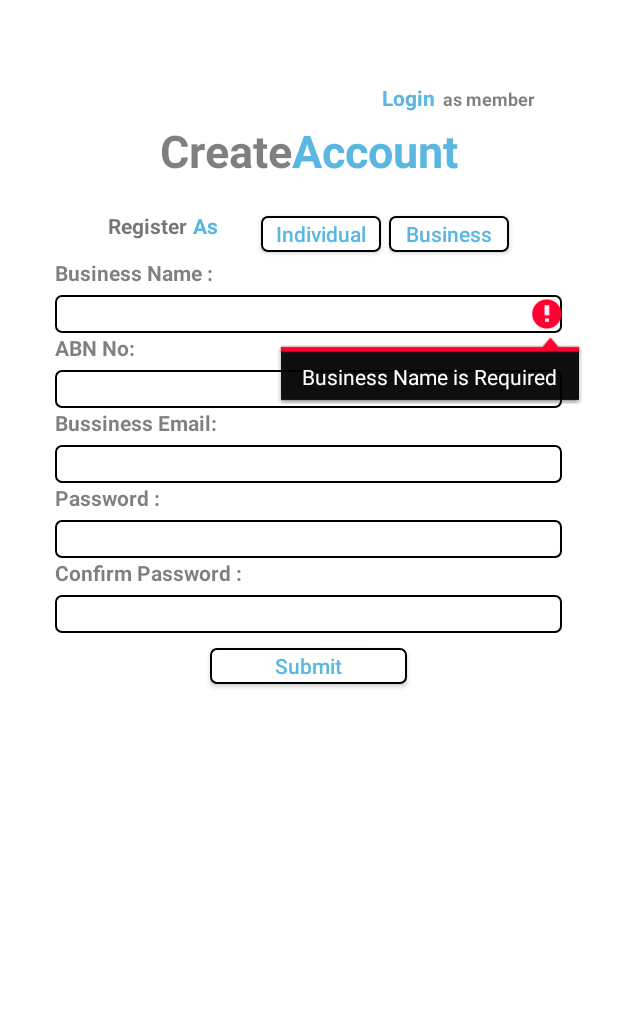
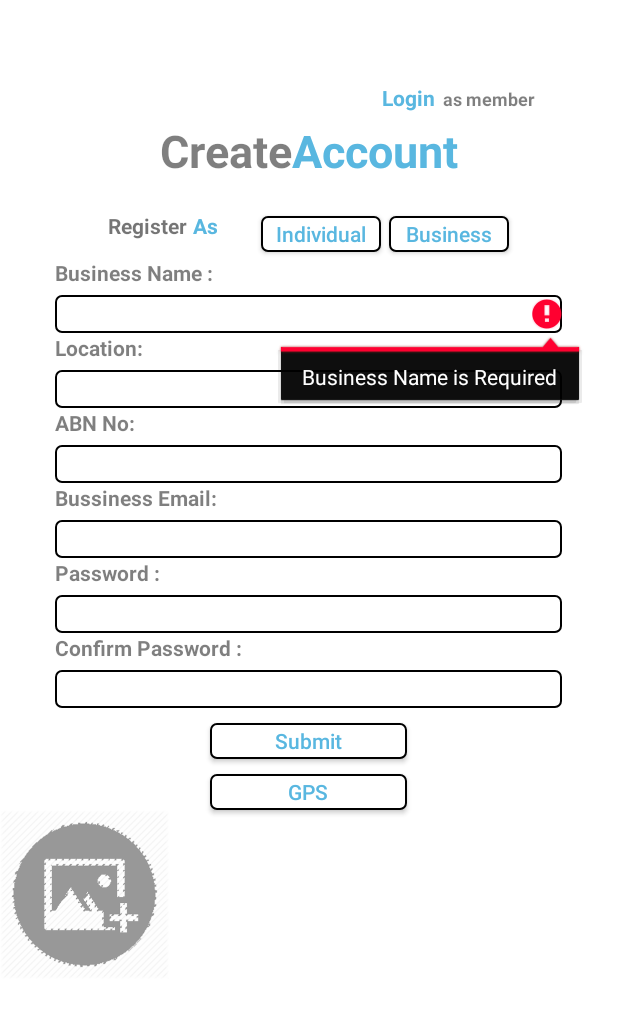
Before and after one commit to NoumanEjaz121/CauseFairy1, an Android app: the Register_Business screen opened directly, with no data from a screen before it, after a tap on "Submit", on a phone screen of 412 x 824 dp, the part 161-1197 px from its top. Run offline under Robolectric (Android 15) with nearby library versions, the phone set to English and light mode, and no system bars; our stand-ins replace Firebase (no records; nobody signed in at launch, a user with empty details on screens opened directly); pictures from the network do not load; Roboto replaces fonts that are not available here.

Commit message:
Business User reg w logo (and gps not working accurately)

```diff
--- a/app/src/main/AndroidManifest.xml
+++ b/app/src/main/AndroidManifest.xml
@@ -2,6 +2,7 @@
 <manifest xmlns:android="http://schemas.android.com/apk/res/android"
     package="com.example.causefairy">
 
+    <uses-permission android:name="android.permission.ACCESS_FINE_LOCATION" />
     <uses-permission android:name="android.permission.CAMERA"/>
     <uses-permission android:name="android.permission.READ_EXTERNAL_STORAGE"/>
     <uses-permission android:name="android.permission.WRITE_EXTERNAL_STORAGE"/>
--- a/app/src/main/java/com/example/causefairy/Register_Business.java
+++ b/app/src/main/java/com/example/causefairy/Register_Business.java
@@ -1,24 +1,92 @@
 package com.example.causefairy;
 
-import androidx.appcompat.app.AppCompatActivity;
-
+import android.Manifest;
+import android.app.AlertDialog;
+import android.app.ProgressDialog;
+import android.content.ContentValues;
+import android.content.Context;
+import android.content.DialogInterface;
 import android.content.Intent;
+import android.content.pm.PackageManager;
+import android.location.Address;
+import android.location.Geocoder;
+import android.location.Location;
+import android.location.LocationListener;
+import android.location.LocationManager;
+import android.net.Uri;
 import android.os.Bundle;
+import android.provider.MediaStore;
+import android.text.TextUtils;
+import android.util.Log;
+import android.util.Patterns;
 import android.view.View;
 import android.widget.Button;
 import android.widget.EditText;
+import android.widget.ImageView;
 import android.widget.TextView;
 import android.widget.Toast;
 
-public class Register_Business extends AppCompatActivity {
+import androidx.annotation.NonNull;
+import androidx.annotation.Nullable;
+import androidx.appcompat.app.AppCompatActivity;
+import androidx.core.app.ActivityCompat;
+import androidx.core.content.ContextCompat;
+
+import com.google.android.gms.tasks.OnCompleteListener;
+import com.google.android.gms.tasks.OnFailureListener;
+import com.google.android.gms.tasks.OnSuccessListener;
+import com.google.android.gms.tasks.Task;
+import com.google.firebase.auth.AuthResult;
+import com.google.firebase.auth.FirebaseAuth;
+import com.google.firebase.auth.FirebaseUser;
+import com.google.firebase.firestore.DocumentReference;
+import com.google.firebase.firestore.FirebaseFirestore;
+import com.google.firebase.storage.FirebaseStorage;
+import com.google.firebase.storage.StorageReference;
+import com.google.firebase.storage.UploadTask;
+
+import java.util.HashMap;
+import java.util.List;
+import java.util.Locale;
+
+public class Register_Business extends AppCompatActivity implements LocationListener {
+   // private static final String TAG = "SignUp";
+    private static final String TAG = "Register_Business";
+
     TextView tvlog;
-    Button btnSub, btnIndividual, bntBusiness;
-    EditText etBusNam, etAbn, etBusEmail, etPassword, etConPassword;
+    Button btnSub, btnIndividual, bntBusiness, btnGps;
+    EditText etBusNam, etAbn, etBusEmail, etPassword, etConPassword, etAddResult;
+    ImageView add_logo;
+
+
+    private ProgressDialog progressDialog;
+    private FirebaseAuth firebaseAuth;
+    private FirebaseFirestore db = FirebaseFirestore.getInstance();
+    private String userId;
+
+    private static final int LOCATION_REQUEST_CODE = 100;
+    private static final int CAMERA_REQUEST_CODE = 200;
+    private static final int STORAGE_REQUEST_CODE = 300;
+
+    private static final int IMAGE_PICK_GALLERY_CODE = 400;
+    private static final int IMAGE_PICK_CAMERA_CODE = 500;
+
+    private String[] locationPermissions;
+    private String[] cameraPermissions;
+    private String[] storagePermissions;
+
+    private Uri image_uri;
+
+    StorageReference storageReference;
+
+    private LocationManager locationManager;
+    private double latitude, longitude;
 
     @Override
     protected void onCreate(Bundle savedInstanceState) {
         super.onCreate(savedInstanceState);
         setContentView(R.layout.activity_register__business);
+
         tvlog = findViewById(R.id.tvLog);
         btnSub = findViewById(R.id.btnSub);
         etBusNam = findViewById(R.id.etBusNam);
@@ -28,6 +96,29 @@ public class Register_Business extends AppCompatActivity {
         etConPassword = findViewById(R.id.etConPassword);
         btnIndividual = findViewById(R.id.btnIndividual);
         bntBusiness = findViewById(R.id.btnBusiness);
+        btnGps = findViewById(R.id.btnGps);
+        add_logo = findViewById(R.id.add_logo);
+        etAddResult = findViewById(R.id.etAddResult);
+
+        firebaseAuth = FirebaseAuth.getInstance();
+        storageReference = FirebaseStorage.getInstance().getReference();
+
+        db = FirebaseFirestore.getInstance();
+        progressDialog = new ProgressDialog(this);
+        progressDialog.setTitle("Please Wait!");
+        progressDialog.setCanceledOnTouchOutside(false);
+
+        locationPermissions = new String[]{Manifest.permission.ACCESS_FINE_LOCATION};
+        cameraPermissions = new String[]{Manifest.permission.CAMERA, Manifest.permission.WRITE_EXTERNAL_STORAGE};
+        storagePermissions = new String[]{Manifest.permission.WRITE_EXTERNAL_STORAGE};
+
+
+        add_logo.setOnClickListener(new View.OnClickListener() {
+            @Override
+            public void onClick(View v) {
+                showImagePickDialog();
+            }
+        });
 
         btnIndividual.setOnClickListener(new View.OnClickListener() {
             @Override
@@ -40,8 +131,7 @@ public class Register_Business extends AppCompatActivity {
         tvlog.setOnClickListener(new View.OnClickListener() {
             @Override
             public void onClick(View v) {
-                Intent login = new Intent(Register_Business.this, MainActivity.class);
-                startActivity(login);
+                showImagePickDialog();
             }
         });
 
@@ -54,47 +144,352 @@ public class Register_Business extends AppCompatActivity {
         btnSub.setOnClickListener(new View.OnClickListener() {
             @Override
             public void onClick(View v) {
-                String busName, busEmail, abn, pass, ConPass;
+                Register();
+            }
+        });
+
+        btnGps.setOnClickListener(new View.OnClickListener() {
+            @Override
+            public void onClick(View v) {
+                if (checkLocationPermissions()) {
+                    detectLocation();
+                } else {
+                    requestLocationPermissions();
+                }
+            }
+        });
+
+
+    }
+    private String busName, busEmail, abn, pass, ConPass;
+    private void Register() {
         busName = etBusNam.getText().toString();
         abn = etAbn.getText().toString();
         busEmail = etBusEmail.getText().toString();
         pass = etPassword.getText().toString();
         ConPass = etConPassword.getText().toString();
 
-                if(busName.equals(""))
-                {
+        if (busName.equals("")) {
             etBusNam.setError("Business Name is Required");
-                }
-                else if(abn.equals(""))
-                {
+        } else if (abn.equals("")) {
             etAbn.setError("ABN No is Required");
-                }
-                else if(busEmail.equals(""))
-                {
+        } else if (busEmail.equals("")) {
             etBusEmail.setError("Email is Required");
-                }
-                else if ((!busEmail.contains("@")) || (!busEmail.contains(".au")))
-                {
+        } else if ((!busEmail.contains("@"))) { //|| (!busEmail.contains(".au"))) {
             etBusEmail.setError("Please Enter a valid Email Address.For example coburg@officeworks.com.au");
-                }
-                else if (pass.equals(""))
-                {
+        } else if (pass.equals("")) {
             etPassword.setError("Password is Required");
-                }
-                else if(ConPass.equals(""))
-                {
+        } else if (ConPass.equals("")) {
             etConPassword.setError("Confirm Password is Required");
-                }
-                else if(!ConPass.equals(pass))
-                {
+        } else if (!ConPass.equals(pass)) {
             etConPassword.setError("Passwords do not match");
         }
-                else {
-                    Intent w = new Intent(Register_Business.this, HomePage.class);
-                    startActivity(w);
+        addBusinessUser();
     }
+    private void addBusinessUser(){
+        progressDialog.setMessage("PLease Wait...");
+        progressDialog.show();
+       // progressDialog.setCanceledOnTouchOutside(false);
+        final String timestamp = "" + System.currentTimeMillis();
+
+        firebaseAuth.createUserWithEmailAndPassword(busEmail, pass).addOnCompleteListener(this, new OnCompleteListener<AuthResult>() {
+            @Override
+            public void onComplete(@NonNull Task<AuthResult> task) {
+                if (task.isSuccessful()) {
+
+                    FirebaseUser fUser = firebaseAuth.getCurrentUser();
+                    fUser.sendEmailVerification().addOnSuccessListener(new OnSuccessListener<Void>() {
+                        @Override
+                        public void onSuccess(Void aVoid) {
+                            Toast.makeText(Register_Business.this, "Verification email has been sent", Toast.LENGTH_SHORT).show();
+                        }
+                    }).addOnFailureListener(new OnFailureListener() {
+                        @Override
+                        public void onFailure(@NonNull Exception e) {
+                            Log.d(TAG, "Error, email not sent " + e.getMessage());
                         }
                     });
 
             }
+
+                Toast.makeText(Register_Business.this, "Successfully Registered!", Toast.LENGTH_SHORT).show();
+                userId = firebaseAuth.getCurrentUser().getUid();
+
+                    if (image_uri == null) {
+                        HashMap<String, Object> hashMap = new HashMap<>();
+                        hashMap.put("userBId", "" + timestamp);
+                        hashMap.put("BusinessName ", "" + busName);
+                        hashMap.put("ABN ", "" + abn);
+                        hashMap.put("Email", "" + busEmail);
+                        hashMap.put("productIcon", ""); //no image
+                        hashMap.put("timestamp", "" + timestamp);
+                        hashMap.put("uid", "" + firebaseAuth.getUid());
+
+                        //Firestore:
+                        db.collection("Business Users").add(hashMap)
+                                .addOnSuccessListener(new OnSuccessListener<DocumentReference>() {
+                                    @Override
+                                    public void onSuccess(DocumentReference documentReference) {
+                                        progressDialog.dismiss();
+                                        Toast.makeText(Register_Business.this, "Business has been Registered", Toast.LENGTH_SHORT).show();
+                                        clearData();
                                     }
+                                })
+                                .addOnFailureListener(new OnFailureListener() {
+                                    @Override
+                                    public void onFailure(@NonNull Exception e) {
+                                        progressDialog.dismiss();
+                                        Toast.makeText(Register_Business.this, "" + e.getMessage(), Toast.LENGTH_SHORT).show();
+                                    }
+                                });
+                    } else {
+                        String filePath = "BUSINESS_LOGOS/" + "" + timestamp;
+
+                        StorageReference storageRef = FirebaseStorage.getInstance().getReference(filePath);
+                        storageRef.putFile(image_uri)
+                                .addOnSuccessListener(new OnSuccessListener<UploadTask.TaskSnapshot>() {
+                                    @Override
+                                    public void onSuccess(UploadTask.TaskSnapshot taskSnapshot) {
+
+                                        Task<Uri> uriTask = taskSnapshot.getStorage().getDownloadUrl();
+                                        while (!uriTask.isSuccessful()) ;
+                                        Uri downloadImageUri = uriTask.getResult();
+
+                                        if (uriTask.isSuccessful()) {
+                                            HashMap<String, Object> hashMap = new HashMap<>();
+                                            hashMap.put("userBId", "" + timestamp);
+                                            hashMap.put("BusinessName ", "" + busName);
+                                            hashMap.put("ABN ", "" + abn);
+                                            hashMap.put("Email", "" + busEmail);
+                                            hashMap.put("productIcon", "" + downloadImageUri); //image
+                                            hashMap.put("timestamp", "" + timestamp);
+                                            hashMap.put("uid", "" + firebaseAuth.getUid());
+
+                                            //FIRESTORE:
+                                            db.collection("Business Users").add(hashMap)
+                                                    .addOnSuccessListener(new OnSuccessListener<DocumentReference>() {
+                                                        @Override
+                                                        public void onSuccess(DocumentReference documentReference) {
+                                                            progressDialog.dismiss();
+                                                            Toast.makeText(Register_Business.this, "Business has been Registered", Toast.LENGTH_SHORT).show();
+                                                            clearData();
+                                                        }
+                                                    })
+                                                    .addOnFailureListener(new OnFailureListener() {
+                                                        @Override
+                                                        public void onFailure(@NonNull Exception e) {
+                                                            progressDialog.dismiss();
+                                                            Toast.makeText(Register_Business.this, "" + e.getMessage(), Toast.LENGTH_SHORT).show();
+                                                        }
+                                                    });
+                                        }
+                                    }
+                                })
+                                .addOnFailureListener(new OnFailureListener() {
+                                    @Override
+                                    public void onFailure(@NonNull Exception e) {
+                                        progressDialog.dismiss();
+                                        Toast.makeText(Register_Business.this, "" + e.getMessage(), Toast.LENGTH_SHORT).show();
+                                    }
+                                });
+                    }}
+                });
+    }
+                private void clearData () {
+                    etBusNam.setText("");
+                    etAbn.setText("");
+                    etBusEmail.setText("");
+                    etPassword.setText("");
+                    etConPassword.setText("");
+
+                    add_logo.setImageResource(R.drawable.add_image);// needs fixing but i have no idea re drawable stuff??
+
+                    image_uri = null;
+                }
+
+    private Boolean isValidEmail(CharSequence target){
+        return (!TextUtils.isEmpty(target) && Patterns.EMAIL_ADDRESS.matcher(target).matches());
+    }
+    private void showImagePickDialog() {
+        String[] options = {"Camera", "Gallery"};
+        AlertDialog.Builder builder = new AlertDialog.Builder(this);
+        builder.setTitle("Pick Image")
+                .setItems(options, new DialogInterface.OnClickListener() {
+                    @Override
+                    public void onClick(DialogInterface dialog, int which) {
+                        if (which == 0) {
+                            if (checkCameraPermission()) {
+                                pickFromCamera();
+                            } else {
+                                requestCameraPermission();
+                            }
+                        } else {
+                            if (checkStoragePermission()) {
+                                pickFromGallery();
+                            } else {
+                                requestStoragePermission();
+                            }
+                        }
+                    }
+                })
+                .show();
+    }
+
+    private void pickFromGallery() {
+        Intent i = new Intent(Intent.ACTION_PICK);
+        i.setType("image/*");
+        startActivityForResult(i, IMAGE_PICK_GALLERY_CODE);
+    }
+
+    private void pickFromCamera() {
+        ContentValues cv = new ContentValues();
+        cv.put(MediaStore.Images.Media.TITLE, "Temp_Image_Title");
+        cv.put(MediaStore.Images.Media.DESCRIPTION, "Temp_Image_Description");
+
+        image_uri = getContentResolver().insert(MediaStore.Images.Media.EXTERNAL_CONTENT_URI, cv);
+
+        Intent i = new Intent(MediaStore.ACTION_IMAGE_CAPTURE);
+        i.putExtra(MediaStore.EXTRA_OUTPUT, image_uri);
+        startActivityForResult(i, IMAGE_PICK_CAMERA_CODE);
+    }
+
+    private boolean checkStoragePermission() {
+        boolean result = ContextCompat.checkSelfPermission(this, Manifest.permission.WRITE_EXTERNAL_STORAGE) ==
+                (PackageManager.PERMISSION_GRANTED);
+        return result;
+    }
+
+    private void requestStoragePermission() {
+        ActivityCompat.requestPermissions(this, storagePermissions, STORAGE_REQUEST_CODE);
+    }
+
+    private boolean checkCameraPermission() {
+        boolean result = ContextCompat.checkSelfPermission(this, Manifest.permission.CAMERA) ==
+                (PackageManager.PERMISSION_GRANTED);
+        boolean result1 = ContextCompat.checkSelfPermission(this, Manifest.permission.WRITE_EXTERNAL_STORAGE) ==
+                (PackageManager.PERMISSION_GRANTED);
+        return result && result1;
+    }
+
+    private void requestCameraPermission() {  //is never used
+        ActivityCompat.requestPermissions(this, cameraPermissions, CAMERA_REQUEST_CODE);
+    }
+
+    @Override
+    public void onRequestPermissionsResult(int requestCode, @NonNull String[] permissions, @NonNull int[] grantResults) {
+        switch (requestCode) {
+            case CAMERA_REQUEST_CODE: {
+                if (grantResults.length > 0) {
+                    boolean cameraAccepted = grantResults[0] == PackageManager.PERMISSION_GRANTED;
+                    boolean storageAccepted = grantResults[1] == PackageManager.PERMISSION_GRANTED;
+                    if (cameraAccepted && storageAccepted) {
+                        pickFromCamera();
+                    } else {
+                        Toast.makeText(this, "Camera & Storage Permission Required", Toast.LENGTH_SHORT).show();
+                    }
+                }
+            }
+            // break;
+            case STORAGE_REQUEST_CODE: {
+                if (grantResults.length > 0) {
+                    boolean storageAccepted = grantResults[0] == PackageManager.PERMISSION_GRANTED;
+                    if (storageAccepted) {
+                        pickFromGallery();
+                    } else {
+                        Toast.makeText(this, "Storage Permission Required", Toast.LENGTH_SHORT).show();
+                    }
+                }
+            }
+            // break;
+        }
+        super.onRequestPermissionsResult(requestCode, permissions, grantResults);
+    }
+
+    @Override
+    public void onActivityResult(int requestCode, int resultCode, @Nullable Intent data) {
+        if (resultCode == RESULT_OK) {
+
+            if (requestCode == IMAGE_PICK_GALLERY_CODE) {
+                image_uri = data.getData();
+                add_logo.setImageURI(image_uri);
+            } else if (resultCode == IMAGE_PICK_CAMERA_CODE) {
+               add_logo.setImageURI(image_uri);
+            }
+        }
+        super.onActivityResult(requestCode, resultCode, data);
+    }
+
+    private void detectLocation() {
+        Toast.makeText(this, "Please wait...", Toast.LENGTH_LONG).show();
+        locationManager = (LocationManager) getSystemService(Context.LOCATION_SERVICE);
+        if (ActivityCompat.checkSelfPermission(this, Manifest.permission.ACCESS_FINE_LOCATION) != PackageManager.PERMISSION_GRANTED && ActivityCompat.checkSelfPermission(this, Manifest.permission.ACCESS_COARSE_LOCATION) != PackageManager.PERMISSION_GRANTED) {
+            // TODO: Consider calling
+            //    ActivityCompat#requestPermissions
+            // here to request the missing permissions, and then overriding
+            //   public void onRequestPermissionsResult(int requestCode, String[] permissions,
+            //                                          int[] grantResults)
+            // to handle the case where the user grants the permission. See the documentation
+            // for ActivityCompat#requestPermissions for more details.
+            return;
+        }
+        locationManager.requestLocationUpdates(LocationManager.GPS_PROVIDER, 0, 0, this);
+
+    }
+    private boolean checkLocationPermissions(){
+        boolean result = ContextCompat.checkSelfPermission(this,
+                Manifest.permission.ACCESS_FINE_LOCATION) == (PackageManager.PERMISSION_GRANTED);
+        return result;
+    }
+    private void requestLocationPermissions(){
+        ActivityCompat.requestPermissions(this, locationPermissions, LOCATION_REQUEST_CODE);
+    }
+
+    @Override
+    public void onLocationChanged(Location location) {
+        latitude = location.getLatitude();
+        longitude = location.getLongitude();
+
+        findAddress();
+    }
+    private void findAddress(){
+        Geocoder geocoder;
+        List<Address> addresses;
+        geocoder = new Geocoder(this, Locale.getDefault());
+        try{
+            addresses = geocoder.getFromLocation(latitude, longitude, 1);
+            String address = addresses.get(0).getAddressLine(0);
+            String city = addresses.get(0).getLocality();
+            String state = addresses.get(0).getAdminArea();
+            String country = addresses.get(0).getCountryName();
+
+            //etCountry.setText(country);
+          //  etState.setText(state);
+          //  etCity.setText(city);
+            etAddResult.setText(address +" " + city + " " + state);
+        }
+        catch(Exception e){
+            Toast.makeText(this, ""+ e.getMessage(), Toast.LENGTH_SHORT).show();
+        }
+    }
+
+
+    @Override
+    public void onStatusChanged(String provider, int status, Bundle extras) {
+
+    }
+
+    @Override
+    public void onProviderEnabled(String provider) {
+
+    }
+
+    @Override
+    public void onProviderDisabled(String provider) {
+        Toast.makeText(this, "Please enable Location", Toast.LENGTH_SHORT).show();
+    }
+
+
+
+
+
+}
--- a/app/src/main/java/com/example/causefairy/list_item.java
+++ b/app/src/main/java/com/example/causefairy/list_item.java
@@ -310,7 +310,7 @@ public class list_item extends AppCompatActivity {
     private void addProduct() {
         progressDialog.setMessage("Product being Added...");
         progressDialog.show();
-        // progressDialog.setCanceledOnTouchOutside(false);
+       // progressDialog.setCanceledOnTouchOutside(false);
         final String timestamp = "" + System.currentTimeMillis();
 
         if (image_uri == null) {
--- a/app/src/main/res/layout/activity_register__business.xml
+++ b/app/src/main/res/layout/activity_register__business.xml
@@ -27,6 +27,7 @@
                 android:src="@drawable/my_logo" />
 
             <ImageView
+                android:id="@+id/ivLogo"
                 android:layout_width="wrap_content"
                 android:layout_height="87dp"
                 android:src="@drawable/my_logo2"/>
@@ -164,6 +165,28 @@
             android:layout_height="wrap_content"
             android:layout_gravity="center"
             android:layout_marginBottom="5dp"
+            android:text="Location: "
+            android:textColor="#80000000"
+            android:textSize="14dp"
+            android:textStyle="bold" />
+
+        <EditText
+            android:id="@+id/etAddResult"
+            android:layout_width="338dp"
+            android:layout_height="25dp"
+            android:layout_gravity="center"
+            android:background="@drawable/btn_login"
+            android:inputType="text"
+            android:paddingStart="5dp"
+            android:paddingLeft="5dp"
+            android:textColor="@color/black"
+            android:textSize="14dp" />
+
+        <TextView
+            android:layout_width="338dp"
+            android:layout_height="wrap_content"
+            android:layout_gravity="center"
+            android:layout_marginBottom="5dp"
             android:text="ABN No: "
             android:textColor="#80000000"
             android:textSize="14dp"
@@ -204,6 +227,8 @@
             android:paddingLeft="5dp"
             android:textColor="@color/black"
             android:textSize="14dp" />
+
+
 
         <TextView
             android:layout_width="338dp"
@@ -261,6 +286,23 @@
             android:textAllCaps="false"
             android:textColor="@color/blue"
             android:textSize="14dp" />
+        <Button
+            android:id="@+id/btnGps"
+            android:layout_width="131dp"
+            android:layout_height="24dp"
+            android:layout_gravity="center"
+            android:layout_marginTop="10dp"
+            android:background="@drawable/btn_login"
+            android:text="GPS"
+            android:textAllCaps="false"
+            android:textColor="@color/blue"
+            android:textSize="14dp" />
+        <ImageView
+            android:id="@+id/add_logo"
+            android:layout_width="wrap_content"
+            android:layout_height="wrap_content"
+            android:layout_marginRight="10dp"
+            android:src="@drawable/add_image" />
 
     </LinearLayout>
 </RelativeLayout>
```
Also changed, not shown: app/src/main/java/com/example/causefairy/SignUp.java (+3 -8 lines). Lines whose indentation alone changed are shown as unchanged.
